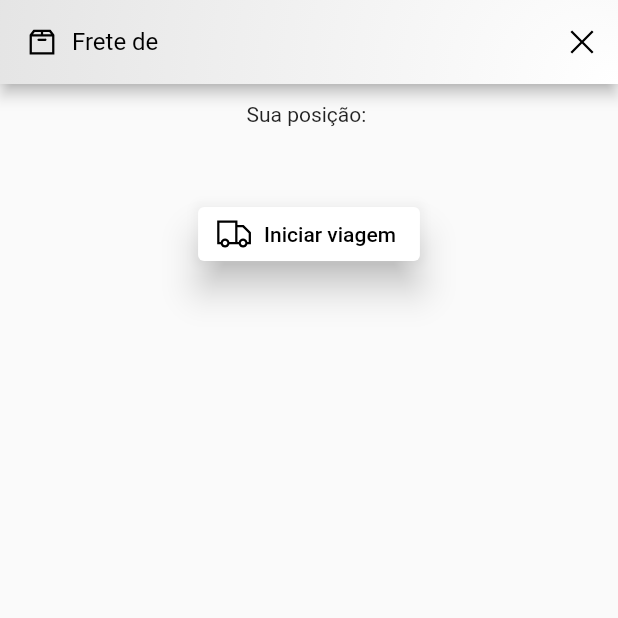
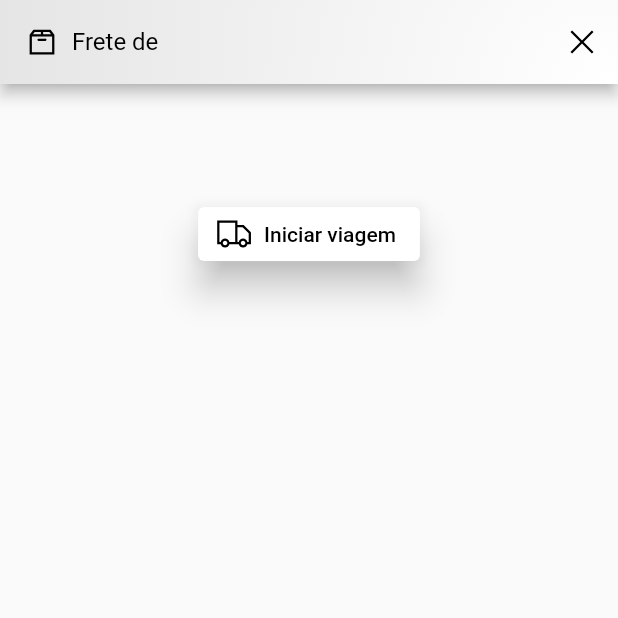
Before and after one commit to fortmea/App-projeto-integrador-5, a Flutter app: the rastreioPage screen opened directly with empty values, on a phone screen of 412 x 824 dp, the top half of it. Run offline on Flutter 3.47's test engine with Material 2 defaults, Android fonts, the light colour scheme and no system bars; our stand-ins replace firebase_core, firebase_database, geolocator, line_awesome_flutter; accounts and stored records are empty; generated files the repository leaves out were written again.

Commit message:
Adicionada verificação para a posição,

```diff
--- a/pi5/lib/Rastreio.dart
+++ b/pi5/lib/Rastreio.dart
@@ -144,7 +144,9 @@ class _rastreioPageState extends State<rastreioPage> {
             child: Column(children: [
               Row(
                 mainAxisAlignment: MainAxisAlignment.center,
-                children: [Text("Sua posição: " + posicao)],
+                children: [
+                  (posicao != "") ? Text("Sua posição: " + posicao) : Text("")
+                ],
               ),
               Row(
                 mainAxisAlignment: MainAxisAlignment.center,
```
